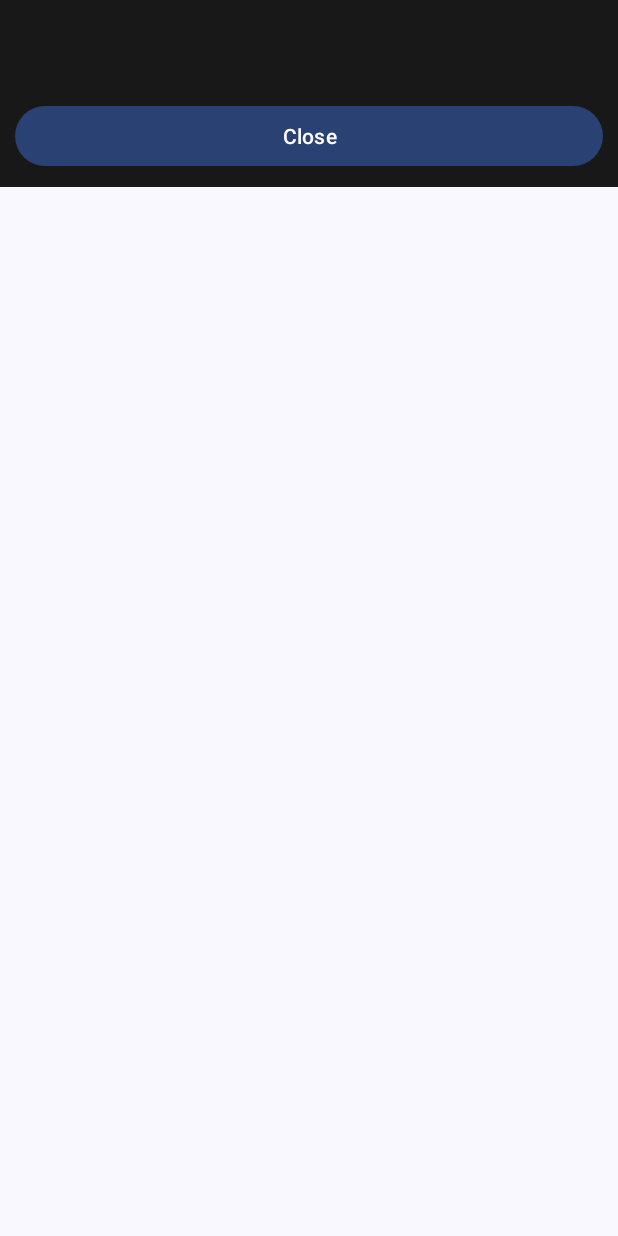
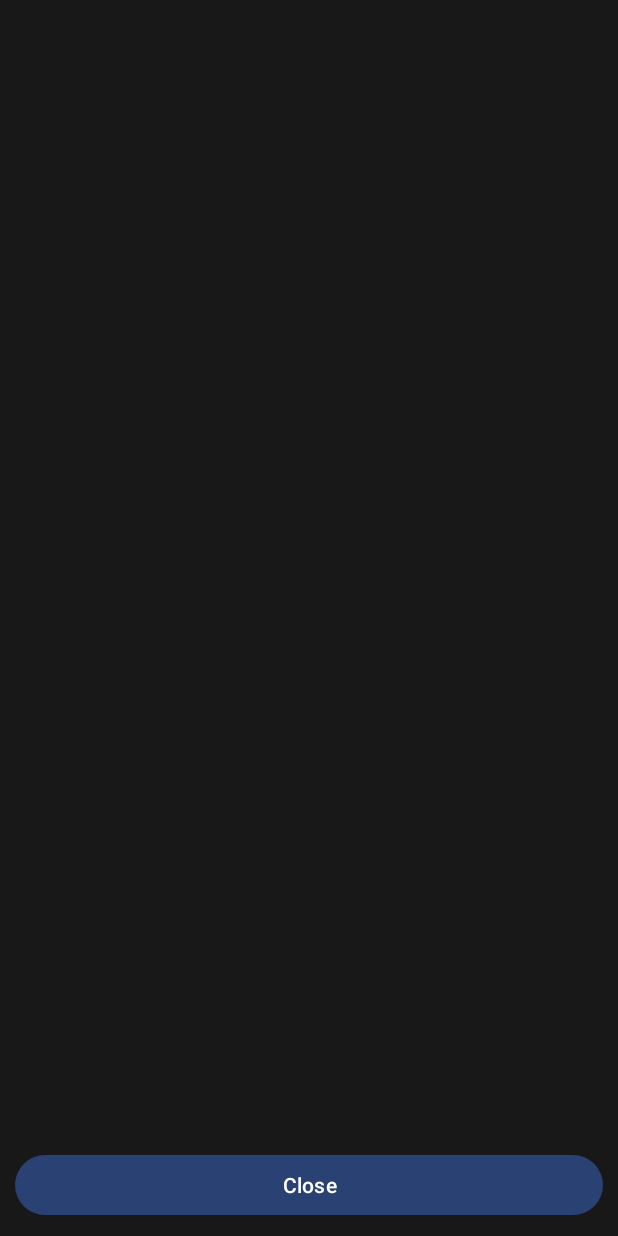
Before and after one commit to n000tavailable/tunedetective, an Android app: the layout dialog_tracklist.xml on its own in the app's theme, with its tools: preview values and no code run, on a phone screen of 412 x 824 dp. Run offline under Robolectric (Android 15) with nearby library versions, the phone set to English and light mode, and no system bars.

Commit message:
layout/design changes

```diff
--- a/app/src/main/res/layout/dialog_tracklist.xml
+++ b/app/src/main/res/layout/dialog_tracklist.xml
@@ -1,6 +1,7 @@
-<LinearLayout xmlns:android="http://schemas.android.com/apk/res/android"
+<LinearLayout
+    xmlns:android="http://schemas.android.com/apk/res/android"
     android:layout_width="match_parent"
-    android:layout_height="wrap_content"
+    android:layout_height="match_parent"
     android:orientation="vertical"
     android:padding="10dp"
     android:background="#181818">
```
